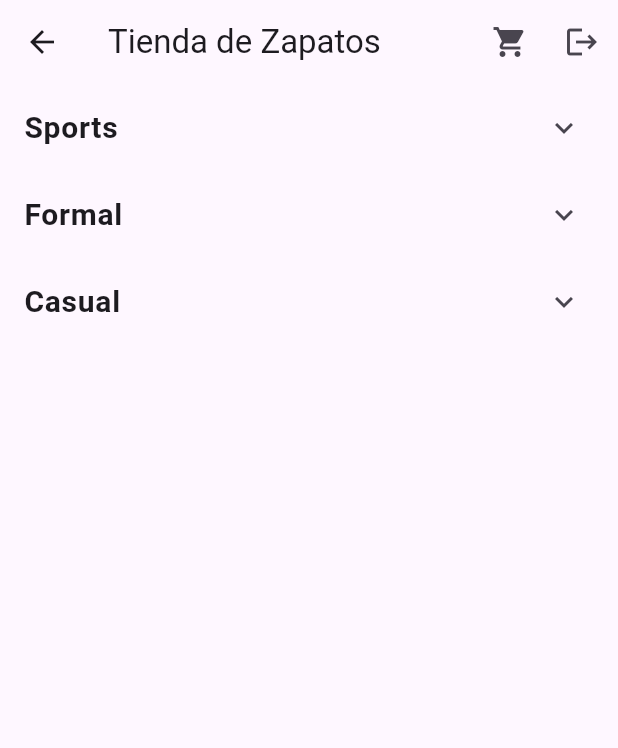
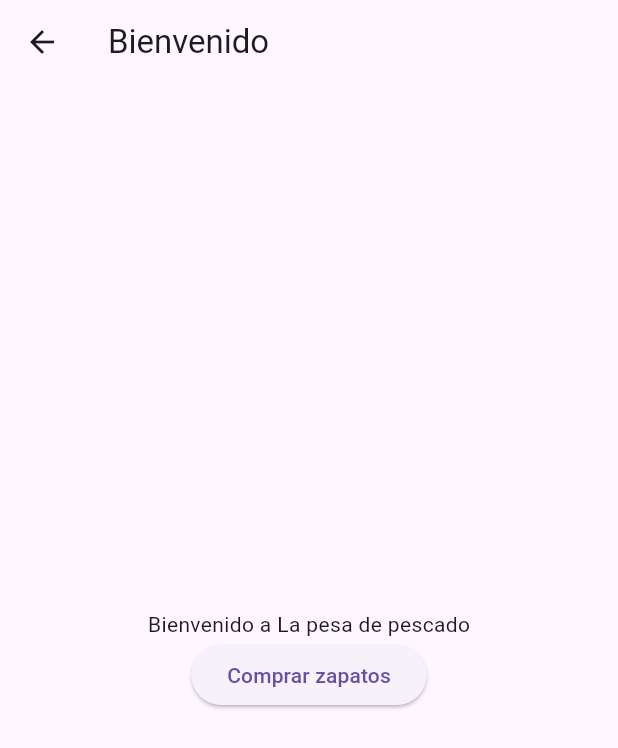
Before and after one commit to aareyes5/Tarea1.2_PrograAvanzada, a Flutter app: the Home screen opened directly, on a phone screen of 412 x 824 dp. Shown: the top 748 px of the screen. Run offline on Flutter 3.47's test engine with Material 3 defaults, Android fonts, the light colour scheme and no system bars; our stand-ins replace open_file, pdf.

Commit message:
Primer commit: Subiendo proyecto de Flutter

```diff
--- a/lib/logica/logica_classes.dart
+++ b/lib/logica/logica_classes.dart
@@ -1,4 +1,4 @@
-//Archivo donde se acumularan las clases que se usara la logica en varios haspectos de la aplicacion
+//Archivo donde se acumularan las clases que se usaran para calcular ymostrar el peso de los pescados
 import 'dart:io';
 import 'package:path_provider/path_provider.dart';
 import 'package:pdf/pdf.dart' as pw;
@@ -7,99 +7,25 @@ import 'dart:convert';
 import 'package:flutter/services.dart';
 import 'package:open_file/open_file.dart';
 
-//Clase que se encarga del carrito de compra
-class Carrito {
-  final List<Productos> _items = [];
 
-  void addToCart(Productos item) {
-    _items.add(item);
-  }
+class LogicaKilos {
+  final int limite;
+  int _totalKilos = 0;
 
-  List<Productos> getCartItems() {
-    return _items;
-  }
+  LogicaKilos(this.limite);
 
-  void clearCart() {
-    _items.clear();
-  }
-  //calcular el total a pagar por los productos
-  double Total(){
-    return _items.fold(0, (sum, item) => sum + item.price);
-  }
+  int get totalKilos => _totalKilos;
 
-}
+  String agregarKilos(int kilos) {
+    if (kilos == 0) {
+      return "Programa terminado. Total pescado: $_totalKilos kg.";
+    }
 
-//Clase de facturacion (extraer en pdf)
-class Pdftransform {
-  Future<String> generateInvoice(List<Productos> items) async {
-    final pdf = pw.Document();
-    double total = items.fold(0, (sum, item) => sum + item.price);
+    if (_totalKilos + kilos > limite) {
+      return "Límite excedido. No se pueden agregar más kilos.";
+    }
 
-    pdf.addPage(
-      pw.Page(
-        build: (pw.Context context) => pw.Column(
-          crossAxisAlignment: pw.CrossAxisAlignment.start,
-          children: [
-            pw.Text('Factura', style: pw.TextStyle(fontSize: 24)),
-            pw.SizedBox(height: 20),
-            ...items.map(
-                  (item) => pw.Text('${item.name}: \$${item.price}'),
-            ),
-            pw.Divider(),
-            pw.Text('Total: \$${total.toStringAsFixed(2)}',
-                style: pw.TextStyle(fontSize: 18)),
-          ],
-        ),
-      ),
-    );
-
-    final output = await getApplicationDocumentsDirectory();
-    final file = File("${output.path}/factura.pdf");
-    await file.writeAsBytes(await pdf.save());
-    return file.path;
+    _totalKilos += kilos;
+    return "Total pescado: $_totalKilos kg.";
   }
 }
-
-
-//Productos cargar desde un archivo json
-class Productos {
-  final String name;
-  final int price;
-  final String description;
-  final String image;
-
-  Productos({
-    required this.name,
-    required this.price,
-    required this.description,
-    required this.image,
-  });
-
-  factory Productos.fromJson(Map<String, dynamic> json) {
-    return Productos(
-      name: json['name'],
-      price: json['price'],
-      description: json['description'],
-      image: json['image'],
-    );
-  }
-}
-
-class ProductService {
-  final Map<String, List<Productos>> _categories = {};
-
-  Future<void> loadProducts() async {
-    final String jsonString = await rootBundle.loadString('assets/datos/productos.json');
-    final Map<String, dynamic> jsonData = jsonDecode(jsonString);
-
-    jsonData.forEach((category, products) {
-      _categories[category] = (products as List)
-          .map((product) => Productos.fromJson(product))
-          .toList();
-    });
-  }
-
-  Map<String, List<Productos>> getCategories() {
-    return _categories;
-  }
-}
--- a/lib/pages/home.dart
+++ b/lib/pages/home.dart
@@ -1,5 +1,6 @@
 import 'package:flutter/material.dart';
 import '../logica/logica_classes.dart';
+//pantalla con mensaje de bienvenida y un boton que redirige a la pantalla de pesage de pescado
 
 class Home extends StatefulWidget {
   @override
@@ -7,112 +8,26 @@ class Home extends StatefulWidget {
 }
 
 class _HomePageState extends State<Home> {
-  final ProductService _productService = ProductService();
-  final Carrito _carrito = Carrito();
-
-  @override
-  void initState() {
-    super.initState();
-    _productService.loadProducts();
-  }
-
-  void _irAFactura() {
-    Navigator.pushNamed(context, '/factura', arguments: _carrito.getCartItems());
-  }
-
-  void _logout() {
-    // Redirigir al login
-    Navigator.pushNamedAndRemoveUntil(context, '/', (route) => false);
-  }
 
   @override
   Widget build(BuildContext context) {
-    return WillPopScope(
-      onWillPop: () async {
-        // Bloquear el botón de retroceso
-        return false;
-      },
-      child: Scaffold(
-        appBar: AppBar(
-          title: Text('Tienda de Zapatos'),
-          actions: [
-            IconButton(
-              icon: Icon(Icons.shopping_cart),
-              onPressed: _irAFactura,
-            ),
-            IconButton(
-              icon: Icon(Icons.logout),
-              onPressed: _logout,
+    return Scaffold(
+      appBar: AppBar(title: Text('Bienvenido')),
+      body: Center(
+        child: Column(
+          mainAxisAlignment: MainAxisAlignment.center,
+          children: [
+            Text('Bienvenido a La pesa de pescado'),
+            ElevatedButton(
+              onPressed: () {
+                Navigator.pushNamed(context, '/kilos');
+              },
+              child: Text('Comprar zapatos'),
             ),
           ],
-        ),
-        body: FutureBuilder(
-          future: _productService.loadProducts(),
-          builder: (context, snapshot) {
-            if (snapshot.connectionState == ConnectionState.waiting) {
-              return Center(child: CircularProgressIndicator());
-            }
-
-            final categories = _productService.getCategories();
-
-            return ListView.builder(
-              itemCount: categories.keys.length,
-              itemBuilder: (context, index) {
-                final category = categories.keys.elementAt(index);
-                final products = categories[category] ?? [];
-
-                return ExpansionTile(
-                  title: Text(
-                    category,
-                    style: TextStyle(fontSize: 20, fontWeight: FontWeight.bold),
-                  ),
-                  children: products.map((product) {
-                    return Card(
-                      margin: EdgeInsets.symmetric(vertical: 5, horizontal: 10),
-                      elevation: 3,
-                      child: ListTile(
-                        leading: Image.asset(
-                          'assets/imagenes/${product.image}',
-                          width: 50,
-                          height: 50,
-                          fit: BoxFit.cover,
-                        ),
-                        title: Text(
-                          product.name,
-                          style: TextStyle(fontWeight: FontWeight.bold),
-                        ),
-                        subtitle: Column(
-                          crossAxisAlignment: CrossAxisAlignment.start,
-                          children: [
-                            Text(product.description),
-                            SizedBox(height: 5),
-                            Text(
-                              '\$${product.price}',
-                              style: TextStyle(color: Colors.green, fontWeight: FontWeight.bold),
-                            ),
-                          ],
-                        ),
-                        trailing: ElevatedButton(
-                          onPressed: () {
-                            _carrito.addToCart(product);
-                            ScaffoldMessenger.of(context).showSnackBar(
-                              SnackBar(
-                                content: Text('${product.name} agregado al carrito'),
-                                duration: Duration(seconds: 2),
-                              ),
-                            );
-                          },
-                          child: Text('Agregar'),
-                        ),
-                      ),
-                    );
-                  }).toList(),
-                );
-              },
-            );
-          },
         ),
       ),
     );
   }
+
 }
```
Also changed, not shown: lib/logica/logica_login.dart (deleted, +0 -48 lines), lib/main.dart (+4 -5 lines), lib/pages/factura.dart (deleted, +0 -46 lines), lib/pages/kilos.dart (added, +91 -0 lines), lib/pages/login.dart (deleted, +0 -74 lines).
